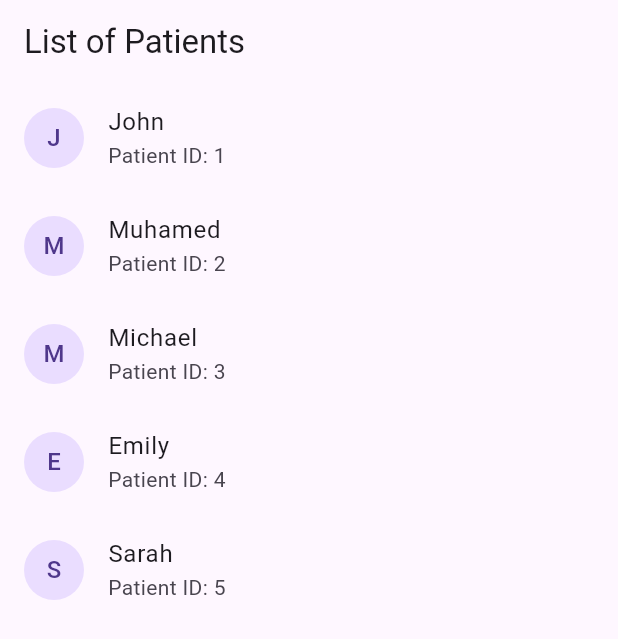
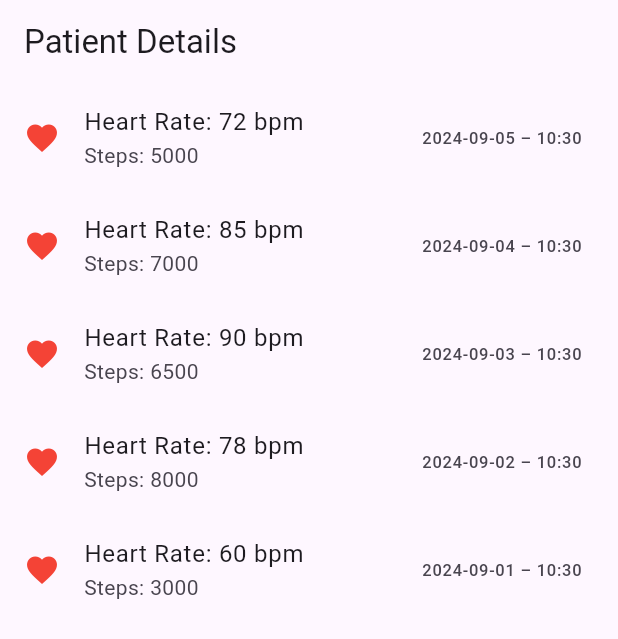
Before and after one commit to Muhameed06/HealthApp, a Flutter app: the screen it shows after launch, on a phone screen of 412 x 824 dp. Shown: the top 639 px of the screen. Run offline on Flutter 3.47's test engine with Material 3 defaults, Android fonts, the phone set to English and light mode, and no system bars; our stand-ins replace percent_indicator.

Commit message:
Added Patient Details where we can see his state including heart rate, steps and date

```diff
--- a/lib/main.dart
+++ b/lib/main.dart
@@ -1,4 +1,5 @@
 import 'package:flutter/material.dart';
+import 'package:health_app/views/patient_details_screen.dart';
 import 'package:health_app/views/patients_screen.dart';
 import 'package:health_app/views/upload_screen.dart';
 
@@ -15,7 +16,7 @@ class MyApp extends StatelessWidget {
       debugShowCheckedModeBanner: false,
       title: 'Health App',
       home: Scaffold(
-        body: PatientsScreen(),
+        body: PatientDetailsScreen(),
       ),
     );
   }
--- /dev/null
+++ b/lib/views/patient_details_screen.dart
@@ -0,0 +1,66 @@
+import 'package:flutter/material.dart';
+import 'package:intl/intl.dart';
+
+class PatientDetailsScreen extends StatelessWidget {
+  const PatientDetailsScreen({super.key});
+
+  List<Map<String, dynamic>> getPatientData() {
+    return [
+      {
+        'heartRate': 72,
+        'steps': 5000,
+        'timestamp': DateTime.now().subtract(const Duration(days: 1)),
+      },
+      {
+        'heartRate': 85,
+        'steps': 7000,
+        'timestamp': DateTime.now().subtract(const Duration(days: 2)),
+      },
+      {
+        'heartRate': 90,
+        'steps': 6500,
+        'timestamp': DateTime.now().subtract(const Duration(days: 3)),
+      },
+      {
+        'heartRate': 78,
+        'steps': 8000,
+        'timestamp': DateTime.now().subtract(const Duration(days: 4)),
+      },
+      {
+        'heartRate': 60,
+        'steps': 3000,
+        'timestamp': DateTime.now().subtract(const Duration(days: 5)),
+      },
+    ];
+  }
+
+  @override
+  Widget build(BuildContext context) {
+    final patientData = getPatientData();
+
+    return Scaffold(
+      appBar: AppBar(
+        title: const Text('Patient Details'),
+      ),
+      body: patientData.isEmpty
+          ? const Center(child: Text('No data found for this patient!'))
+          : ListView.builder(
+              itemCount: patientData.length,
+              itemBuilder: (context, index) {
+                final dataPoint = patientData[index];
+
+                // Formatting date
+                final formattedDate = DateFormat('yyyy-MM-dd – kk:mm')
+                    .format(dataPoint['timestamp']);
+
+                return ListTile(
+                  leading: const Icon(Icons.favorite, color: Colors.red),
+                  title: Text('Heart Rate: ${dataPoint['heartRate']} bpm'),
+                  subtitle: Text('Steps: ${dataPoint['steps']}'),
+                  trailing: Text(formattedDate),
+                );
+              },
+            ),
+    );
+  }
+}
```
